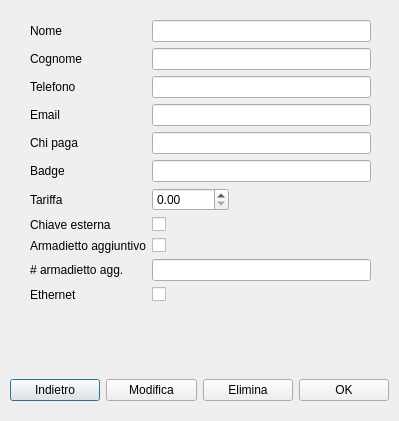
lucapegolotti/coworking, file detailsreservation.ui: the form before one commit.
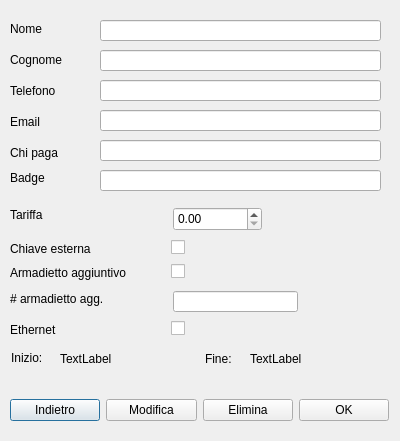
The form after the commit.

```diff
--- a/detailsreservation.ui
+++ b/detailsreservation.ui
@@ -6,153 +6,18 @@
    <rect>
     <x>0</x>
     <y>0</y>
-    <width>399</width>
-    <height>421</height>
+    <width>400</width>
+    <height>441</height>
    </rect>
   </property>
   <property name="windowTitle">
    <string>Dialog</string>
   </property>
-  <widget class="QWidget" name="formLayoutWidget_2">
-   <property name="geometry">
-    <rect>
-     <x>30</x>
-     <y>20</y>
-     <width>341</width>
-     <height>329</height>
-    </rect>
-   </property>
-   <layout class="QFormLayout" name="formLayout_3">
-    <property name="sizeConstraint">
-     <enum>QLayout::SetDefaultConstraint</enum>
-    </property>
-    <property name="fieldGrowthPolicy">
-     <enum>QFormLayout::ExpandingFieldsGrow</enum>
-    </property>
-    <property name="bottomMargin">
-     <number>1</number>
-    </property>
-    <item row="0" column="0">
-     <widget class="QLabel" name="nomeLabel_2">
-      <property name="text">
-       <string>Nome</string>
-      </property>
-     </widget>
-    </item>
-    <item row="0" column="1">
-     <widget class="QLineEdit" name="nomeLineEdit_2"/>
-    </item>
-    <item row="1" column="0">
-     <widget class="QLabel" name="cognomeLabel_2">
-      <property name="text">
-       <string>Cognome</string>
-      </property>
-     </widget>
-    </item>
-    <item row="1" column="1">
-     <widget class="QLineEdit" name="cognomeLineEdit_2"/>
-    </item>
-    <item row="4" column="0">
-     <widget class="QLabel" name="chiPagaLabel_2">
-      <property name="text">
-       <string>Chi paga</string>
-      </property>
-     </widget>
-    </item>
-    <item row="4" column="1">
-     <widget class="QLineEdit" name="chiPagaLineEdit_2"/>
-    </item>
-    <item row="6" column="0">
-     <widget class="QLabel" name="tariffaLabel_2">
-      <property name="text">
-       <string>Tariffa</string>
-      </property>
-     </widget>
-    </item>
-    <item row="6" column="1">
-     <widget class="QDoubleSpinBox" name="tariffaSpinBox_2">
-      <property name="maximum">
-       <double>10000.000000000000000</double>
-      </property>
-     </widget>
-    </item>
-    <item row="7" column="0">
-     <widget class="QLabel" name="accesso24hLabel_2">
-      <property name="text">
-       <string>Chiave esterna</string>
-      </property>
-     </widget>
-    </item>
-    <item row="7" column="1">
-     <widget class="QCheckBox" name="accesso24hCheckBox_2"/>
-    </item>
-    <item row="8" column="0">
-     <widget class="QLabel" name="chiaveLabel_2">
-      <property name="text">
-       <string>Armadietto aggiuntivo</string>
-      </property>
-     </widget>
-    </item>
-    <item row="8" column="1">
-     <widget class="QCheckBox" name="chiaveCheckBox_2"/>
-    </item>
-    <item row="10" column="0">
-     <widget class="QLabel" name="ethernetLabel_2">
-      <property name="text">
-       <string>Ethernet</string>
-      </property>
-     </widget>
-    </item>
-    <item row="10" column="1">
-     <widget class="QCheckBox" name="ethernetCheckBox_2"/>
-    </item>
-    <item row="2" column="0">
-     <widget class="QLabel" name="telefonoLabel">
-      <property name="text">
-       <string>Telefono</string>
-      </property>
-     </widget>
-    </item>
-    <item row="2" column="1">
-     <widget class="QLineEdit" name="telefonoLineEdit"/>
-    </item>
-    <item row="3" column="0">
-     <widget class="QLabel" name="emailLabel">
-      <property name="text">
-       <string>Email</string>
-      </property>
-     </widget>
-    </item>
-    <item row="3" column="1">
-     <widget class="QLineEdit" name="emailLineEdit"/>
-    </item>
-    <item row="9" column="0">
-     <widget class="QLabel" name="armadiettoAggLabel">
-      <property name="text">
-       <string># armadietto agg.</string>
-      </property>
-     </widget>
-    </item>
-    <item row="9" column="1">
-     <widget class="QLineEdit" name="armadiettoAggLineEdit"/>
-    </item>
-    <item row="5" column="0">
-     <widget class="QLabel" name="badgeLabel">
-      <property name="text">
-       <string>Badge</string>
-      </property>
-     </widget>
-    </item>
-    <item row="5" column="1">
-     <widget class="QLineEdit" name="badgeLineEdit"/>
-    </item>
-   </layout>
-  </widget>
   <widget class="QWidget" name="horizontalLayoutWidget">
    <property name="geometry">
     <rect>
      <x>10</x>
-     <y>370</y>
+     <y>390</y>
      <width>379</width>
      <height>41</height>
     </rect>
@@ -188,6 +53,314 @@
     </item>
    </layout>
   </widget>
+  <widget class="QLabel" name="tariffaLabel_2">
+   <property name="geometry">
+    <rect>
+     <x>10</x>
+     <y>207</y>
+     <width>39</width>
+     <height>16</height>
+    </rect>
+   </property>
+   <property name="text">
+    <string>Tariffa</string>
+   </property>
+  </widget>
+  <widget class="QLineEdit" name="chiPagaLineEdit_2">
+   <property name="geometry">
+    <rect>
+     <x>100</x>
+     <y>140</y>
+     <width>281</width>
+     <height>21</height>
+    </rect>
+   </property>
+  </widget>
+  <widget class="QCheckBox" name="chiaveCheckBox_2">
+   <property name="geometry">
+    <rect>
+     <x>171</x>
+     <y>262</y>
+     <width>19</width>
+     <height>18</height>
+    </rect>
+   </property>
+  </widget>
+  <widget class="QLabel" name="telefonoLabel">
+   <property name="geometry">
+    <rect>
+     <x>10</x>
+     <y>83</y>
+     <width>53</width>
+     <height>16</height>
+    </rect>
+   </property>
+   <property name="text">
+    <string>Telefono</string>
+   </property>
+  </widget>
+  <widget class="QLabel" name="chiaveLabel_2">
+   <property name="geometry">
+    <rect>
+     <x>10</x>
+     <y>265</y>
+     <width>134</width>
+     <height>16</height>
+    </rect>
+   </property>
+   <property name="text">
+    <string>Armadietto aggiuntivo</string>
+   </property>
+  </widget>
+  <widget class="QLineEdit" name="armadiettoAggLineEdit">
+   <property name="geometry">
+    <rect>
+     <x>173</x>
+     <y>291</y>
+     <width>125</width>
+     <height>21</height>
+    </rect>
+   </property>
+  </widget>
+  <widget class="QLineEdit" name="emailLineEdit">
+   <property name="geometry">
+    <rect>
+     <x>100</x>
+     <y>110</y>
+     <width>281</width>
+     <height>21</height>
+    </rect>
+   </property>
+  </widget>
+  <widget class="QLineEdit" name="telefonoLineEdit">
+   <property name="geometry">
+    <rect>
+     <x>100</x>
+     <y>80</y>
+     <width>281</width>
+     <height>21</height>
+    </rect>
+   </property>
+  </widget>
+  <widget class="QLabel" name="emailLabel">
+   <property name="geometry">
+    <rect>
+     <x>10</x>
+     <y>114</y>
+     <width>33</width>
+     <height>16</height>
+    </rect>
+   </property>
+   <property name="text">
+    <string>Email</string>
+   </property>
+  </widget>
+  <widget class="QCheckBox" name="ethernetCheckBox_2">
+   <property name="geometry">
+    <rect>
+     <x>171</x>
+     <y>319</y>
+     <width>19</width>
+     <height>18</height>
+    </rect>
+   </property>
+  </widget>
+  <widget class="QLabel" name="armadiettoAggLabel">
+   <property name="geometry">
+    <rect>
+     <x>10</x>
+     <y>291</y>
+     <width>108</width>
+     <height>16</height>
+    </rect>
+   </property>
+   <property name="text">
+    <string># armadietto agg.</string>
+   </property>
+  </widget>
+  <widget class="QCheckBox" name="accesso24hCheckBox_2">
+   <property name="geometry">
+    <rect>
+     <x>171</x>
+     <y>238</y>
+     <width>19</width>
+     <height>18</height>
+    </rect>
+   </property>
+  </widget>
+  <widget class="QDoubleSpinBox" name="tariffaSpinBox_2">
+   <property name="geometry">
+    <rect>
+     <x>173</x>
+     <y>207</y>
+     <width>89</width>
+     <height>24</height>
+    </rect>
+   </property>
+   <property name="maximum">
+    <double>10000.000000000000000</double>
+   </property>
+  </widget>
+  <widget class="QLabel" name="accesso24hLabel_2">
+   <property name="geometry">
+    <rect>
+     <x>10</x>
+     <y>241</y>
+     <width>90</width>
+     <height>16</height>
+    </rect>
+   </property>
+   <property name="text">
+    <string>Chiave esterna</string>
+   </property>
+  </widget>
+  <widget class="QLineEdit" name="cognomeLineEdit_2">
+   <property name="geometry">
+    <rect>
+     <x>100</x>
+     <y>50</y>
+     <width>281</width>
+     <height>21</height>
+    </rect>
+   </property>
+  </widget>
+  <widget class="QLabel" name="nomeLabel_2">
+   <property name="geometry">
+    <rect>
+     <x>10</x>
+     <y>21</y>
+     <width>36</width>
+     <height>16</height>
+    </rect>
+   </property>
+   <property name="text">
+    <string>Nome</string>
+   </property>
+  </widget>
+  <widget class="QLineEdit" name="nomeLineEdit_2">
+   <property name="geometry">
+    <rect>
+     <x>100</x>
+     <y>20</y>
+     <width>281</width>
+     <height>21</height>
+    </rect>
+   </property>
+  </widget>
+  <widget class="QLabel" name="cognomeLabel_2">
+   <property name="geometry">
+    <rect>
+     <x>10</x>
+     <y>52</y>
+     <width>59</width>
+     <height>16</height>
+    </rect>
+   </property>
+   <property name="text">
+    <string>Cognome</string>
+   </property>
+  </widget>
+  <widget class="QLabel" name="chiPagaLabel_2">
+   <property name="geometry">
+    <rect>
+     <x>10</x>
+     <y>145</y>
+     <width>54</width>
+     <height>16</height>
+    </rect>
+   </property>
+   <property name="text">
+    <string>Chi paga</string>
+   </property>
+  </widget>
+  <widget class="QLabel" name="badgeLabel">
+   <property name="geometry">
+    <rect>
+     <x>10</x>
+     <y>170</y>
+     <width>39</width>
+     <height>16</height>
+    </rect>
+   </property>
+   <property name="text">
+    <string>Badge</string>
+   </property>
+  </widget>
+  <widget class="QLineEdit" name="badgeLineEdit">
+   <property name="geometry">
+    <rect>
+     <x>100</x>
+     <y>170</y>
+     <width>281</width>
+     <height>21</height>
+    </rect>
+   </property>
+  </widget>
+  <widget class="QLabel" name="ethernetLabel_2">
+   <property name="geometry">
+    <rect>
+     <x>10</x>
+     <y>322</y>
+     <width>52</width>
+     <height>16</height>
+    </rect>
+   </property>
+   <property name="text">
+    <string>Ethernet</string>
+   </property>
+  </widget>
+  <widget class="QLabel" name="beginDateLabel">
+   <property name="geometry">
+    <rect>
+     <x>60</x>
+     <y>351</y>
+     <width>59</width>
+     <height>16</height>
+    </rect>
+   </property>
+   <property name="text">
+    <string>TextLabel</string>
+   </property>
+  </widget>
+  <widget class="QLabel" name="label_2">
+   <property name="geometry">
+    <rect>
+     <x>205</x>
+     <y>351</y>
+     <width>30</width>
+     <height>16</height>
+    </rect>
+   </property>
+   <property name="text">
+    <string>Fine:</string>
+   </property>
+  </widget>
+  <widget class="QLabel" name="endDateLabel">
+   <property name="geometry">
+    <rect>
+     <x>250</x>
+     <y>351</y>
+     <width>59</width>
+     <height>16</height>
+    </rect>
+   </property>
+   <property name="text">
+    <string>TextLabel</string>
+   </property>
+  </widget>
+  <widget class="QLabel" name="label_4">
+   <property name="geometry">
+    <rect>
+     <x>11</x>
+     <y>350</y>
+     <width>36</width>
+     <height>16</height>
+    </rect>
+   </property>
+   <property name="text">
+    <string>Inizio:</string>
+   </property>
+  </widget>
  </widget>
  <resources/>
  <connections/>
```
